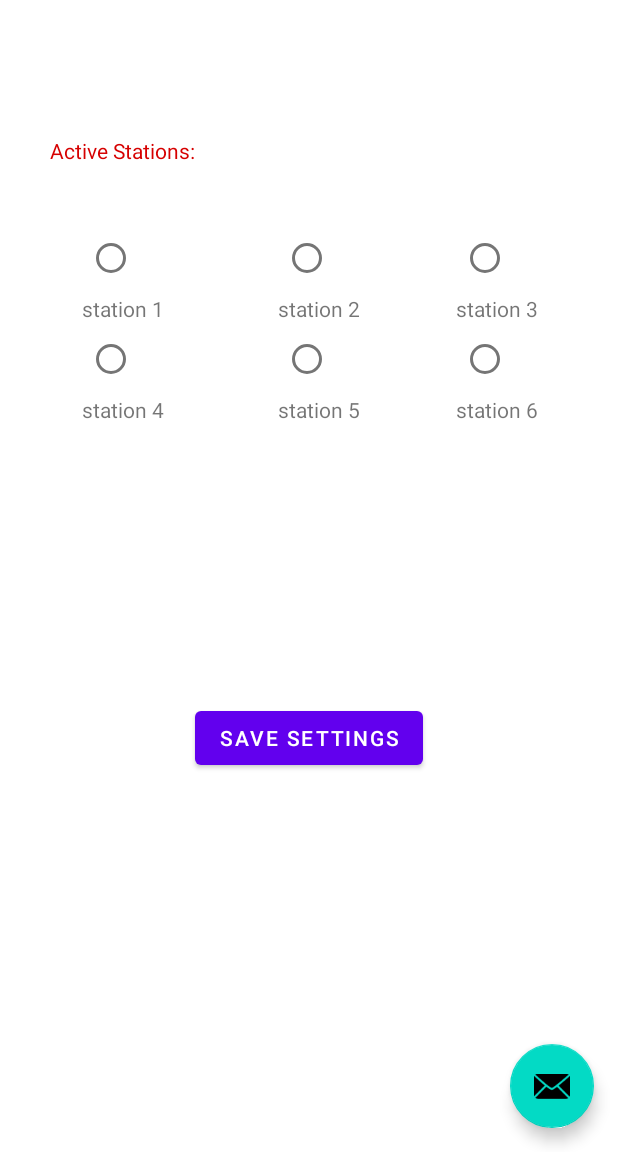
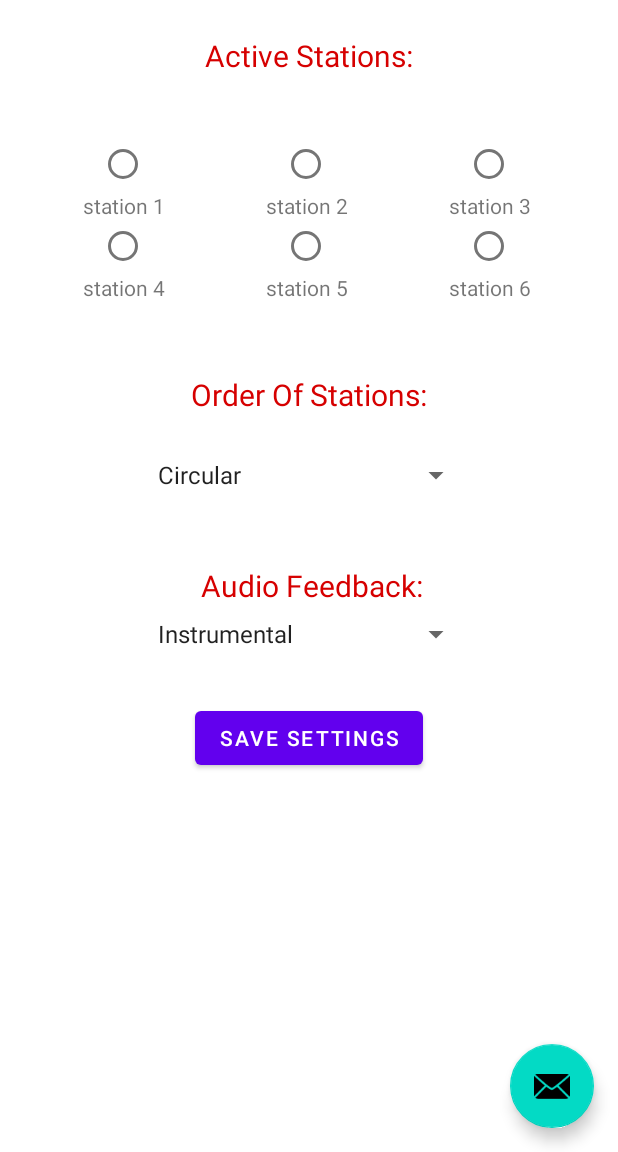
Before and after one commit to aviramyi/LightSwimHCI, an Android app: the SettingsFragment screen opened through its navigation route, on a phone screen of 412 x 824 dp, the part 84-1236 px from its top. Run offline under Robolectric (Android 15) with nearby library versions, the phone set to English and light mode, and no system bars; our stand-ins replace navigation-ui.

Commit message:
finished basic UI

```diff
--- a/app/src/main/java/com/example/lightswimhci/MainActivity.kt
+++ b/app/src/main/java/com/example/lightswimhci/MainActivity.kt
@@ -9,6 +9,7 @@ import androidx.navigation.ui.navigateUp
 import androidx.navigation.ui.setupActionBarWithNavController
 import android.view.Menu
 import android.view.MenuItem
+import androidx.appcompat.app.AppCompatDelegate
 import com.example.lightswimhci.databinding.ActivityMainBinding
 
 class MainActivity : AppCompatActivity() {
@@ -18,6 +19,7 @@ class MainActivity : AppCompatActivity() {
 
     override fun onCreate(savedInstanceState: Bundle?) {
         super.onCreate(savedInstanceState)
+        AppCompatDelegate.setDefaultNightMode(AppCompatDelegate.MODE_NIGHT_NO)
 
         binding = ActivityMainBinding.inflate(layoutInflater)
         setContentView(binding.root)
--- a/app/src/main/res/layout/fragment_settings.xml
+++ b/app/src/main/res/layout/fragment_settings.xml
@@ -33,35 +33,81 @@
         android:layout_marginBottom="38dp"
         android:text="@string/active_stations"
         android:textColor="#D60000"
+        android:textSize="20sp"
         app:layout_constraintBottom_toTopOf="@+id/tableLayout"
         app:layout_constraintEnd_toEndOf="parent"
-        app:layout_constraintHorizontal_bias="0.105"
+        app:layout_constraintHorizontal_bias="0.5"
         app:layout_constraintStart_toStartOf="parent"
         app:layout_constraintTop_toTopOf="parent"
-        app:layout_constraintVertical_bias="1.0" />
+        app:layout_constraintVertical_bias="0.566" />
+
+    <TextView
+        android:id="@+id/text_order_of_stations"
+        android:layout_width="wrap_content"
+        android:layout_height="wrap_content"
+        android:layout_marginTop="160dp"
+        android:layout_marginBottom="453dp"
+        android:text="@string/order_of_stations"
+        android:textColor="#D60000"
+        android:textSize="20sp"
+        app:layout_constraintBottom_toBottomOf="parent"
+        app:layout_constraintEnd_toEndOf="parent"
+        app:layout_constraintHorizontal_bias="0.5"
+        app:layout_constraintStart_toStartOf="parent"
+        app:layout_constraintTop_toBottomOf="@+id/text_activeStations" />
+
+    <TextView
+        android:id="@+id/text_audio_feedback"
+        android:layout_width="wrap_content"
+        android:layout_height="wrap_content"
+        android:layout_marginTop="69dp"
+        android:text="@string/audio_feedback"
+        android:textColor="#D60000"
+        android:textSize="20sp"
+        app:layout_constraintBottom_toTopOf="@+id/button_second"
+        app:layout_constraintEnd_toEndOf="parent"
+        app:layout_constraintHorizontal_bias="0.507"
+        app:layout_constraintStart_toStartOf="parent"
+        app:layout_constraintTop_toTopOf="@+id/spinner_order_of_stations"
+        app:layout_constraintVertical_bias="0.034" />
+
+    <Spinner
+        android:id="@+id/spinner_audio_feedback"
+        android:layout_width="217dp"
+        android:layout_height="24dp"
+        android:entries="@array/audio_feedback_array"
+        app:layout_constraintBottom_toTopOf="@+id/button_second"
+        app:layout_constraintEnd_toEndOf="parent"
+        app:layout_constraintStart_toStartOf="parent"
+        app:layout_constraintTop_toBottomOf="@+id/text_audio_feedback"
+        app:layout_constraintVertical_bias="0.169"
+        tools:ignore="TouchTargetSizeCheck" />
 
     <TableLayout
         android:id="@+id/tableLayout"
         android:layout_width="368dp"
         android:layout_height="140dp"
         android:layout_marginBottom="180dp"
+        android:orientation="horizontal"
         app:layout_constraintBottom_toTopOf="@+id/button_second"
         app:layout_constraintEnd_toEndOf="parent"
-        app:layout_constraintHorizontal_bias="0.372"
-        app:layout_constraintStart_toStartOf="parent">
+        app:layout_constraintHorizontal_bias="0.5"
+        app:layout_constraintStart_toStartOf="parent"
+        app:layout_constraintTop_toTopOf="parent"
+        app:layout_constraintVertical_bias="0.725">
 
         <TableRow
             android:layout_width="wrap_content"
             android:layout_height="wrap_content">
 
             <RelativeLayout
-                android:layout_width="131dp"
+                android:layout_width="122dp"
                 android:layout_height="wrap_content">
 
                 <RadioButton
                     android:id="@+id/radio_button_station_1"
-                    android:layout_width="wrap_content"
-                    android:layout_height="wrap_content"
+                    android:layout_width="34dp"
+                    android:layout_height="35dp"
                     android:layout_centerHorizontal="true" />
 
                 <TextView
@@ -75,13 +121,13 @@
             </RelativeLayout>
 
             <RelativeLayout
-                android:layout_width="130dp"
+                android:layout_width="122dp"
                 android:layout_height="wrap_content">
 
                 <RadioButton
                     android:id="@+id/radio_button_station_2"
-                    android:layout_width="wrap_content"
-                    android:layout_height="wrap_content"
+                    android:layout_width="34dp"
+                    android:layout_height="35dp"
                     android:layout_centerHorizontal="true" />
 
                 <TextView
@@ -95,13 +141,13 @@
             </RelativeLayout>
 
             <RelativeLayout
-                android:layout_width="107dp"
+                android:layout_width="122dp"
                 android:layout_height="wrap_content">
 
                 <RadioButton
                     android:id="@+id/radio_button_station_3"
-                    android:layout_width="wrap_content"
-                    android:layout_height="wrap_content"
+                    android:layout_width="34dp"
+                    android:layout_height="35dp"
                     android:layout_centerHorizontal="true" />
 
                 <TextView
@@ -122,13 +168,13 @@
             android:layout_height="match_parent">
 
             <RelativeLayout
-                android:layout_width="match_parent"
+                android:layout_width="122dp"
                 android:layout_height="match_parent">
 
                 <RadioButton
                     android:id="@+id/radio_button_station_4"
-                    android:layout_width="wrap_content"
-                    android:layout_height="wrap_content"
+                    android:layout_width="34dp"
+                    android:layout_height="35dp"
                     android:layout_centerHorizontal="true" />
 
                 <TextView
@@ -142,46 +188,58 @@
             </RelativeLayout>
 
             <RelativeLayout
-                android:layout_width="wrap_content"
+                android:layout_width="122dp"
                 android:layout_height="wrap_content">
 
                 <RadioButton
                     android:id="@+id/radio_button_station_5"
-                    android:layout_width="wrap_content"
-                    android:layout_height="wrap_content"
+                    android:layout_width="34dp"
+                    android:layout_height="35dp"
                     android:layout_centerHorizontal="true" />
 
                 <TextView
                     android:id="@+id/text_station_5"
-                    android:text="@string/station_5"
+                    android:layout_width="wrap_content"
+                    android:layout_height="wrap_content"
+                    android:layout_below="@id/radio_button_station_5"
                     android:layout_centerHorizontal="true"
-                    android:layout_below="@id/radio_button_station_5"
-                    android:layout_width="wrap_content"
-                    android:layout_height="wrap_content" />
+                    android:text="@string/station_5" />
 
             </RelativeLayout>
 
             <RelativeLayout
-                android:layout_width="wrap_content"
+                android:layout_width="122dp"
                 android:layout_height="wrap_content">
 
                 <RadioButton
                     android:id="@+id/radio_button_station_6"
-                    android:layout_width="wrap_content"
-                    android:layout_height="wrap_content"
+                    android:layout_width="34dp"
+                    android:layout_height="35dp"
                     android:layout_centerHorizontal="true" />
 
                 <TextView
                     android:id="@+id/text_station_6"
-                    android:text="@string/station_6"
+                    android:layout_width="wrap_content"
+                    android:layout_height="wrap_content"
+                    android:layout_below="@id/radio_button_station_6"
                     android:layout_centerHorizontal="true"
-                    android:layout_below="@id/radio_button_station_6"
-                    android:layout_width="wrap_content"
-                    android:layout_height="wrap_content" />
+                    android:text="@string/station_6" />
 
             </RelativeLayout>
 
         </TableRow>
     </TableLayout>
 
+    <Spinner
+        android:id="@+id/spinner_order_of_stations"
+        android:layout_width="217dp"
+        android:layout_height="24dp"
+        android:layout_marginBottom="421dp"
+        android:entries="@array/order_of_stations_array"
+        app:layout_constraintBottom_toBottomOf="parent"
+        app:layout_constraintEnd_toEndOf="parent"
+        app:layout_constraintStart_toStartOf="parent"
+        app:layout_constraintTop_toBottomOf="@+id/text_order_of_stations"
+        app:layout_constraintVertical_bias="0.615" />
+
 </androidx.constraintlayout.widget.ConstraintLayout>
--- /dev/null
+++ b/app/src/main/res/values/spinner_audio_feedback.xml
@@ -0,0 +1,9 @@
+<?xml version="1.0" encoding="utf-8"?>
+<resources>
+    <string-array name="audio_feedback_array">
+        <item>Instrumental</item>
+        <item>Verbal</item>
+        <item>Audiobook (coming soon)</item>
+        <item>None</item>
+    </string-array>
+</resources>
--- /dev/null
+++ b/app/src/main/res/values/spinner_order_of_stations.xml
@@ -0,0 +1,9 @@
+<?xml version="1.0" encoding="utf-8"?>
+<resources>
+    <string-array name="order_of_stations_array">
+        <item>Circular</item>
+        <item>Random</item>
+        <item>Manual</item>
+        <item>Opposite</item>
+    </string-array>
+</resources>
--- a/app/src/main/res/values/strings.xml
+++ b/app/src/main/res/values/strings.xml
@@ -19,4 +19,6 @@
     <string name="station_5">station 5</string>
     <string name="station_6">station 6</string>
     <string name="station_3">station 3</string>
+    <string name="order_of_stations">Order Of Stations:</string>
+    <string name="audio_feedback">Audio Feedback:</string>
 </resources>
```
